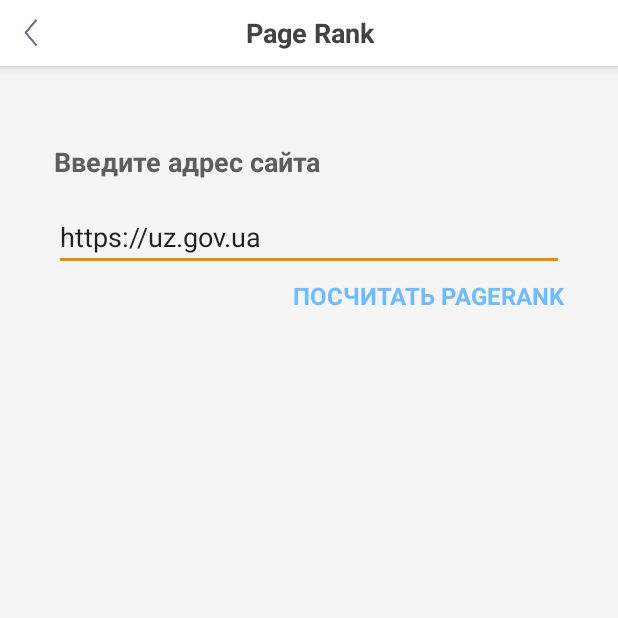
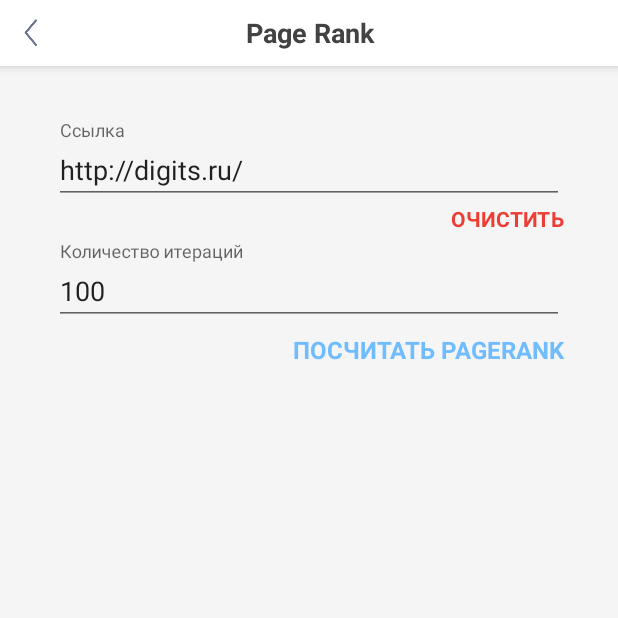
Before and after one commit to Rogdan/4kurs_labs, an Android app: the PageRankActivity screen opened directly, with no data from a screen before it, on a phone screen of 412 x 824 dp, the top half of it. Run offline under Robolectric (Android 15) with nearby library versions, the light colour scheme and no system bars; our stand-ins replace ButterKnife, Dagger/Hilt's generated code; libraries missing offline, so code that uses them is left out: rx.subscriptions.

Commit message:
page rank розраховується

```diff
--- a/app/src/main/java/com/rogdanapp/stohastikalab1/ui/didenko/page_rank_lab_4/PageRankContract.java
+++ b/app/src/main/java/com/rogdanapp/stohastikalab1/ui/didenko/page_rank_lab_4/PageRankContract.java
@@ -4,11 +4,11 @@ import com.rogdanapp.stohastikalab1.core.IBaseView;
 
 public interface PageRankContract {
     interface IPageRankView extends IBaseView {
-        void onPageRankCalculated(double pageRank);
+        void onPageRankCalculated(double pageRank, int pagesFound);
         void onCalculatingError(String message);
     }
 
     interface IPageRankPresenter {
-        void calculatePageRank(String link);
+        void calculatePageRank(String link, int iterationCount);
     }
 }
--- a/app/src/main/res/layout/activity_page_rank.xml
+++ b/app/src/main/res/layout/activity_page_rank.xml
@@ -3,7 +3,10 @@
     xmlns:android="http://schemas.android.com/apk/res/android"
     android:layout_width="match_parent"
     android:layout_height="match_parent"
-    android:background="@color/latte_background">
+    android:background="@color/latte_background"
+    android:clickable="true"
+    android:focusable="true"
+    android:focusableInTouchMode="true">
 
     <include
         layout="@layout/item_title_bar"
@@ -14,22 +17,50 @@
         android:layout_margin="36dp"
         android:layout_below="@+id/title_bar"
         android:layout_width="match_parent"
-        android:layout_height="wrap_content">
+        android:layout_height="wrap_content"
+        android:clickable="true"
+        android:focusable="true"
+        android:focusableInTouchMode="true">
+
+        <android.support.design.widget.TextInputLayout
+            android:hint="@string/link"
+            android:nextFocusDown="@+id/iteration_et"
+            android:layout_width="match_parent"
+            android:layout_height="wrap_content">
+
+            <EditText
+                android:id="@+id/link_et"
+                android:text="@string/default_link"
+                android:layout_width="match_parent"
+                android:inputType="textUri"
+                android:imeOptions="actionNext"
+                android:layout_height="wrap_content" />
+        </android.support.design.widget.TextInputLayout>
 
         <TextView
-            android:text="@string/enter_address"
-            style="@style/DarkSubtitleTS"
+            android:id="@+id/clear_link_tv"
+            style="@style/RedButtonStyle"
+            android:text="@string/clear"
+            android:layout_width="wrap_content"
+            android:layout_gravity="end"
+            android:layout_height="wrap_content"
+            android:focusable="true"
+            android:focusableInTouchMode="true"/>
+
+        <android.support.design.widget.TextInputLayout
+            android:hint="@string/iteration_count"
             android:layout_width="match_parent"
-            android:layout_height="wrap_content" />
+            android:layout_height="wrap_content">
 
-        <EditText
-            android:id="@+id/link_et"
-            android:hint="@string/link"
-            android:text="https://uz.gov.ua"
-            android:layout_width="match_parent"
-            android:inputType="textUri"
-            android:imeOptions="actionDone"
-            android:layout_height="wrap_content" />
+            <EditText
+                android:id="@+id/iteration_et"
+                android:text="100"
+                android:layout_width="match_parent"
+                android:inputType="numberDecimal"
+                android:digits="0123456789"
+                android:imeOptions="actionDone"
+                android:layout_height="wrap_content" />
+        </android.support.design.widget.TextInputLayout>
 
         <TextView
             android:id="@+id/calculate_page_rank_tv"
@@ -37,7 +68,9 @@
             android:text="@string/calculate_page_rank"
             android:layout_width="wrap_content"
             android:layout_gravity="end"
-            android:layout_height="wrap_content" />
+            android:layout_height="wrap_content"
+            android:focusable="true"
+            android:focusableInTouchMode="true"/>
 
         <TextView
             android:visibility="gone"
--- a/app/src/main/res/raw/english.txt
+++ b/app/src/main/res/raw/english.txt
@@ -246,7 +246,7 @@ Now u sound like manky scouse boy steve,like! I is travelling on da bus home.wot
 DO U WANT 2 MEET UP 2MORRO,ham
 HEY MATE! HOWS U HONEY?DID U AVE GOOD HOLIDAY? GIMMI DE GOSS!x,ham
 Ding me on ya break fassyole! Blacko from londn,ham
-Ill call u 2mrw at ninish, with my address that icky American freek wont stop callin me 2 bad Jen k eh?,ham
+Ill call u 2mrw at ninish, with my pageLink that icky American freek wont stop callin me 2 bad Jen k eh?,ham
 Hi neva worry bout da truth coz the truth will lead me 2 ur heart. It’s the least a unique person like u deserve. Sleep tight or morning,ham
 U R THE MOST BEAUTIFUL GIRL IVE EVER SEEN. U R MY BABY COME AND C ME IN THE COMMON ROOM,ham
 WHEN THE FIRST STRIKE IS A RED ONE. THE BIRD + ANTELOPE BEGIN TOPLAY IN THE FIELDOF SELFINDEPENDENCE BELIEVE THIS + THE FLOWER OF CONTENTION WILL GROW.RANDOM!,ham
--- a/app/src/main/res/values/colors.xml
+++ b/app/src/main/res/values/colors.xml
@@ -14,4 +14,5 @@
     <color name="transparent_alpha">#966c6c6c</color>
     <color name="latte_background">#f5f5f5</color>
     <color name="blue">#6fbcff</color>
+    <color name="red">#ec3e34</color>
 </resources>
--- a/app/src/main/res/values/strings.xml
+++ b/app/src/main/res/values/strings.xml
@@ -53,5 +53,11 @@
     <string name="calculate_page_rank">Посчитать PageRank</string>
     <string name="page_rank">Page Rank</string>
     <string name="page_rank_lab_4">Page Rank (л.р. 4)</string>
-    <string name="result_format">Результат: %s</string>
+    <string name="result_format">PageRank:\n%s\n\nСтраниц проанализировано:\n%d</string>
+    <string name="iteration_count">Количество итераций</string>
+    <string name="default_iterations_count">100</string>
+    <string name="clear">Очистить</string>
+    <string name="enter_link">Введите ссылку!</string>
+    <string name="enter_iterations_count">Введите количество итераций алгоритма!</string>
+    <string name="default_link">http://digits.ru/</string>
 </resources>
--- a/app/src/main/res/values/styles.xml
+++ b/app/src/main/res/values/styles.xml
@@ -65,6 +65,14 @@
         <item name="android:paddingBottom">5dp</item>
     </style>
 
+    <style name="RedButtonStyle">
+        <item name="android:textColor">@color/red</item>
+        <item name="android:textAllCaps">true</item>
+        <item name="android:paddingBottom">5dp</item>
+        <item name="android:textSize">14sp</item>
+        <item name="android:textStyle">bold</item>
+    </style>
+
     <style name="LightHintTV" parent="DarkSubtitleTS">
         <item name="android:textColor">@color/white</item>
         <item name="android:gravity">center</item>
```
Also changed, not shown: app/src/main/java/com/rogdanapp/stohastikalab1/data/pojo/page_rank/Page.java (added, +92 -0 lines), app/src/main/java/com/rogdanapp/stohastikalab1/data/pojo/page_rank/PageNode.java (deleted, +0 -17 lines), app/src/main/java/com/rogdanapp/stohastikalab1/data/pojo/page_rank/PageRankResult.java (added, +22 -0 lines), app/src/main/java/com/rogdanapp/stohastikalab1/data/pojo/page_rank/PageRankTask.java (+75 -32 lines), app/src/main/java/com/rogdanapp/stohastikalab1/ui/didenko/page_rank_lab_4/PageRankActivity.java (+41 -11 lines), app/src/main/java/com/rogdanapp/stohastikalab1/ui/didenko/page_rank_lab_4/PageRankPresenter.java (+6 -6 lines).
